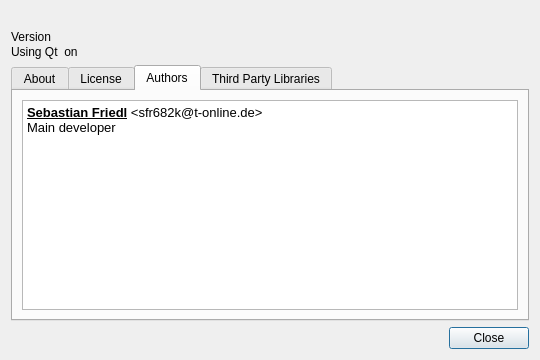
Old version of the form nano/aboutdialog.ui in the repository SFr682k/fightclub.
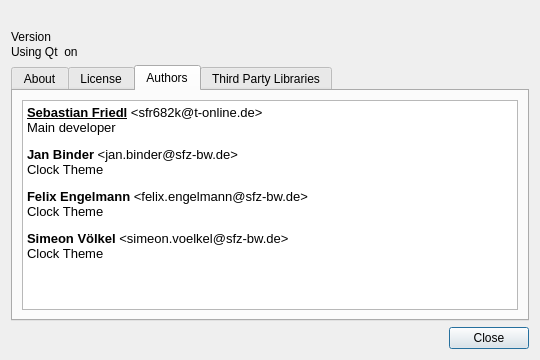
New version of the form. The open tabs and pages were chosen to show the change. Icons and pictures are not drawn.

Commit message: Basic clock widget stuff

```diff
--- a/nano/aboutdialog.ui
+++ b/nano/aboutdialog.ui
@@ -277,6 +277,9 @@
 p, li { white-space: pre-wrap; }
 &lt;/style&gt;&lt;/head&gt;&lt;body style=&quot; font-family:'Noto Sans'; font-size:10pt; font-weight:400; font-style:normal;&quot;&gt;
 &lt;p style=&quot; margin-top:0px; margin-bottom:0px; margin-left:0px; margin-right:0px; -qt-block-indent:0; text-indent:0px;&quot;&gt;&lt;span style=&quot; font-weight:600; text-decoration: underline;&quot;&gt;Sebastian Friedl&lt;/span&gt; &amp;lt;sfr682k@t-online.de&amp;gt;&lt;br /&gt;Main developer&lt;/p&gt;
+&lt;p style=&quot; margin-top:12px; margin-bottom:12px; margin-left:0px; margin-right:0px; -qt-block-indent:0; text-indent:0px;&quot;&gt;&lt;span style=&quot; font-weight:600;&quot;&gt;Jan Binder&lt;/span&gt; &amp;lt;jan.binder@sfz-bw.de&amp;gt;&lt;br /&gt;Clock Theme&lt;/p&gt;
+&lt;p style=&quot; margin-top:12px; margin-bottom:12px; margin-left:0px; margin-right:0px; -qt-block-indent:0; text-indent:0px;&quot;&gt;&lt;span style=&quot; font-weight:600;&quot;&gt;Felix Engelmann&lt;/span&gt; &amp;lt;felix.engelmann@sfz-bw.de&amp;gt;&lt;br /&gt;Clock Theme&lt;/p&gt;
+&lt;p style=&quot; margin-top:12px; margin-bottom:12px; margin-left:0px; margin-right:0px; -qt-block-indent:0; text-indent:0px;&quot;&gt;&lt;span style=&quot; font-weight:600;&quot;&gt;Simeon Völkel&lt;/span&gt; &amp;lt;simeon.voelkel@sfz-bw.de&amp;gt;&lt;br /&gt;Clock Theme&lt;/p&gt;
 &lt;p style=&quot;-qt-paragraph-type:empty; margin-top:12px; margin-bottom:12px; margin-left:0px; margin-right:0px; -qt-block-indent:0; text-indent:0px;&quot;&gt;&lt;br /&gt;&lt;/p&gt;&lt;/body&gt;&lt;/html&gt;</string>
          </property>
         </widget>
```
The commit also changes 8 other files.
